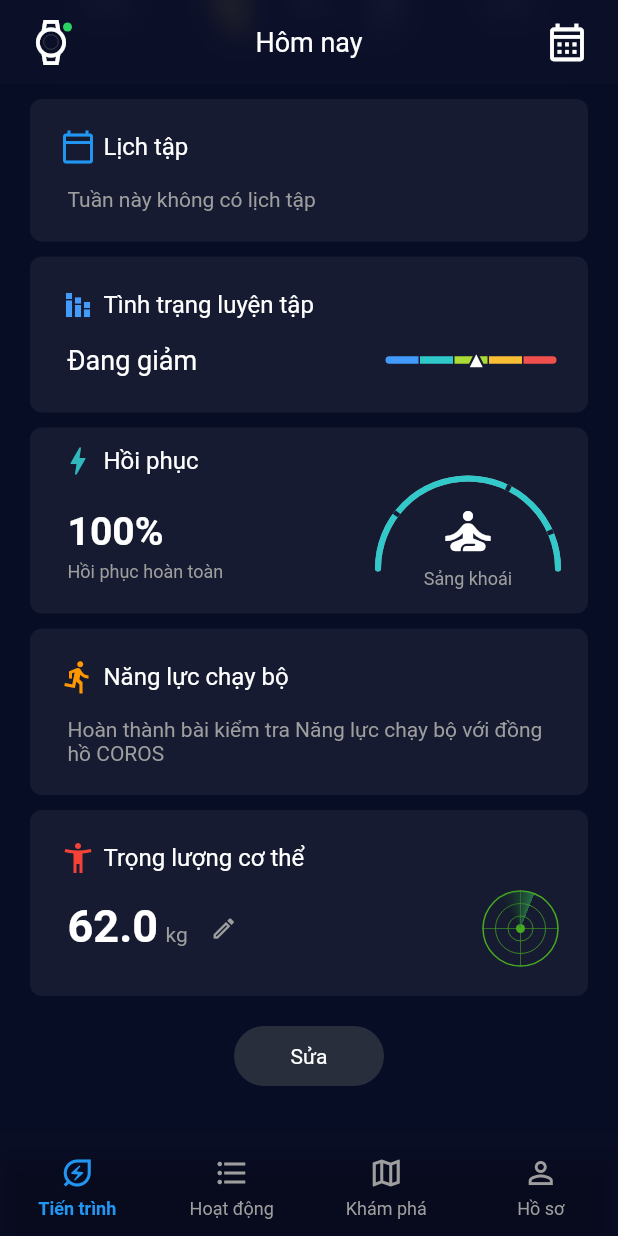
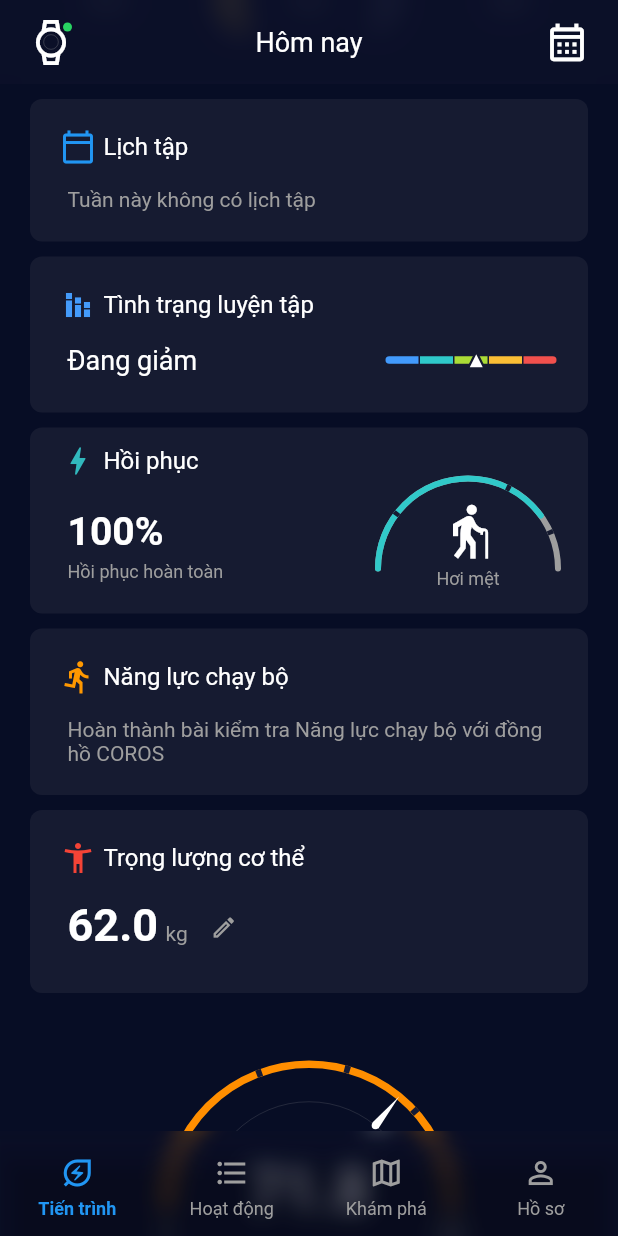
Before and after one commit to tdthuan97/flutter_coros, a Flutter app: the screen it shows after launch, scrolled down 185 dp, on a phone screen of 412 x 824 dp. Run offline on Flutter 3.47's test engine with Material 2 defaults, Android fonts, the phone set to English and light mode, and no system bars; drawn by our look-alikes of custom_refresh_indicator; our stand-ins replace dio, get_it.

Commit message:
levelPainter

```diff
--- a/lib/process_page.dart
+++ b/lib/process_page.dart
@@ -1,14 +1,14 @@
+import 'dart:math';
 import 'dart:ui';
 
+import 'package:coros/widgets/level/level_percent_widget.dart';
 import 'package:coros/widgets/watch/watch_widget.dart';
 import 'package:custom_refresh_indicator/custom_refresh_indicator.dart';
 import 'package:dio/dio.dart';
-import 'package:flutter/cupertino.dart';
 import 'package:flutter/material.dart';
 
 import 'animation_percent_circle_widget.dart';
 import 'color_config.dart';
-import 'widgets/magnifying_glass_painter.dart';
 import 'widgets/physical/physical_painter.dart';
 import 'widgets/radar/radar_widget.dart';
 import 'widgets/training_status/training_status_widget.dart';
@@ -537,7 +537,7 @@ class _ProcessPageState extends State<ProcessPage>
                                             padding:
                                                 const EdgeInsets.only(top: 30),
                                             child: CustomPaint(
-                                              painter: PhysicalPainter(1.0),
+                                              painter: PhysicalPainter(0.8),
                                             ),
                                           ),
                                           Column(
@@ -545,16 +545,14 @@ class _ProcessPageState extends State<ProcessPage>
                                               SizedBox(
                                                 height: 5,
                                               ),
-                                              Icon(
-                                                  Icons
-                                                      .self_improvement_outlined,
+                                              Icon(Icons.elderly_outlined,
                                                   color: Colors.white,
                                                   size: 40),
                                               SizedBox(
                                                 height: 5,
                                               ),
                                               Text(
-                                                "Sảng khoái",
+                                                "Hơi mệt",
                                                 style: TextStyle(
                                                     color: Colors.grey,
                                                     fontSize: 12),
@@ -630,10 +628,28 @@ class _ProcessPageState extends State<ProcessPage>
                                         ],
                                       );
                                     }(),
-                                    rightValueWidget: const RadarWidget()
+                                    // rightValueWidget: Stack(
+                                    //   alignment: Alignment.center,
+                                    //   children: const [
+                                    //     Padding(
+                                    //       padding: EdgeInsets.only(top: 0),
+                                    //       child:
+                                    //           LevelPercentWidget(value: 0.666),
+                                    //     ),
+                                    //   ],
+                                    // ),
+                                    // const RadarWidget()
                                   ),
                                   const SizedBox(
                                     height: 10,
+                                  ),
+                                  const LevelPercentWidget(value: 0.718),
+                                  const SizedBox(
+                                    height: 10,
+                                  ),
+                                  const RadarWidget(),
+                                  const SizedBox(
+                                    height: 30,
                                   ),
                                   if (tapEdit == false)
                                     Container(
@@ -670,23 +686,45 @@ class _ProcessPageState extends State<ProcessPage>
                             ),
                             if (showMagnifier)
                               Positioned(
-                                left: dragGesturePosition.dx,
-                                top: dragGesturePosition.dy,
-                                child:  RawMagnifier(
-                                  size: const Size(100, 100),
-                                  magnificationScale: 2,
-                                  focalPointOffset: Offset.zero,
-                                  // decoration: const MagnifierDecoration(
-                                  //   shape: CircleBorder(
-                                  //     side: BorderSide(
-                                  //         color: Colors.pink, width: 3),
-                                  //   ),
-                                  // ),
-                                  child: Center(
-                                    child: CustomPaint(
-                                      size:  const Size.fromRadius(50),
-                                      painter: MagnifyingGlassPainter(),
-                                    ),
+                                left: dragGesturePosition.dx - 120,
+                                top: dragGesturePosition.dy - 120,
+                                child: Container(
+                                  height: 130,
+                                  width: 130,
+                                  color: Colors.transparent,
+                                  child: Stack(
+                                    children: [
+                                      const RawMagnifier(
+                                        size: Size(100, 100),
+                                        magnificationScale: 2,
+                                        focalPointOffset: Offset.zero,
+                                        decoration: MagnifierDecoration(
+                                          shape: CircleBorder(
+                                            side: BorderSide(
+                                                color: Colors.white, width: 3),
+                                          ),
+                                        ),
+                                        // child: Center(
+                                        //   child: Container(
+                                        //     height: 10,
+                                        //     width: 3.0,
+                                        //     color: Colors.white,
+                                        //   ),
+                                        // ),
+                                      ),
+                                      Positioned(
+                                        bottom: -7,
+                                        right: 23,
+                                        child: Transform.rotate(
+                                          angle: pi / 2 + (pi / 4),
+                                          child: Container(
+                                            height: 60,
+                                            width: 3,
+                                            color: Colors.white,
+                                          ),
+                                        ),
+                                      ),
+                                    ],
                                   ),
                                 ),
                               )
--- /dev/null
+++ b/lib/widgets/level/level_percent_widget.dart
@@ -0,0 +1,104 @@
+import 'package:flutter/material.dart';
+
+import 'level_painter.dart';
+
+class LevelPercentWidget extends StatefulWidget {
+  const LevelPercentWidget({Key? key, this.value = 0.0}) : super(key: key);
+  final double value;
+
+  @override
+  State<LevelPercentWidget> createState() => _LevelPercentWidgetState();
+}
+
+class _LevelPercentWidgetState extends State<LevelPercentWidget>
+    with SingleTickerProviderStateMixin {
+  late AnimationController animationController;
+
+  late Animation<double> animation;
+
+  @override
+  void initState() {
+    super.initState();
+    animationController = AnimationController(
+      vsync: this,
+      duration: const Duration(milliseconds: 500),
+    );
+    animation = Tween(begin: 0.0, end: 1.0).animate(animationController);
+    WidgetsBinding.instance.addPostFrameCallback((_) {
+      animationController.animateTo(widget.value,
+          duration: const Duration(milliseconds: 800), curve: Curves.linear);
+    });
+  }
+
+  @override
+  void didUpdateWidget(covariant LevelPercentWidget oldWidget) {
+    super.didUpdateWidget(oldWidget);
+    if (widget.value != oldWidget.value) {
+      animationController.animateTo(widget.value,
+          duration: const Duration(milliseconds: 500), curve: Curves.linear);
+    }
+  }
+
+  @override
+  Widget build(BuildContext context) {
+    return AnimatedBuilder(
+        animation: animation,
+        builder: (context, child) {
+          print("animation.value ${animation.value}");
+          return Stack(
+            alignment: Alignment.bottomCenter,
+            children: [
+              Container(
+                // color: Colors.red,
+                height: 145,
+                width: 210,
+                child: Center(
+                  child:  Container(
+                    // color: Colors.teal,
+                    height: 90,
+                    width: 190,
+                    child: CustomPaint(
+                      painter: LevelPainter(100 * animation.value),
+                    ),
+                  ),
+                ),
+              ),
+              const Positioned(
+                  bottom: 0,
+                  left: 6,
+                  child: Text(
+                    "0",
+                    style: TextStyle(color: Colors.grey),
+                  )),
+              const Positioned(
+                  bottom: 0,
+                  right: 0,
+                  child: Text(
+                    "100",
+                    style: TextStyle(color: Colors.grey),
+                  )),
+              Positioned(
+                bottom: 10,
+                child: Text(
+                  (animation.value * 100).toDouble().toStringAsFixed(1),
+                  style: const TextStyle(
+                      color: Colors.white,
+                      fontSize: 40,
+                      fontWeight: FontWeight.bold),
+                ),
+              )
+              // Align(
+              //   alignment: Alignment.bottomCenter,
+              //   child: Text(
+              //     (animation.value * 100).toDouble().toStringAsFixed(1),
+              //     style: const TextStyle(
+              //         color: Colors.white,
+              //         fontSize: 36,
+              //         fontWeight: FontWeight.bold),
+              //   ),
+              // ),
+            ],
+          );
+        });
+  }
+}
```
Also changed, not shown: lib/widgets/level/level_painter.dart (added, +115 -0 lines), lib/widgets/magnifying_glass_painter.dart (deleted, +0 -26 lines).
